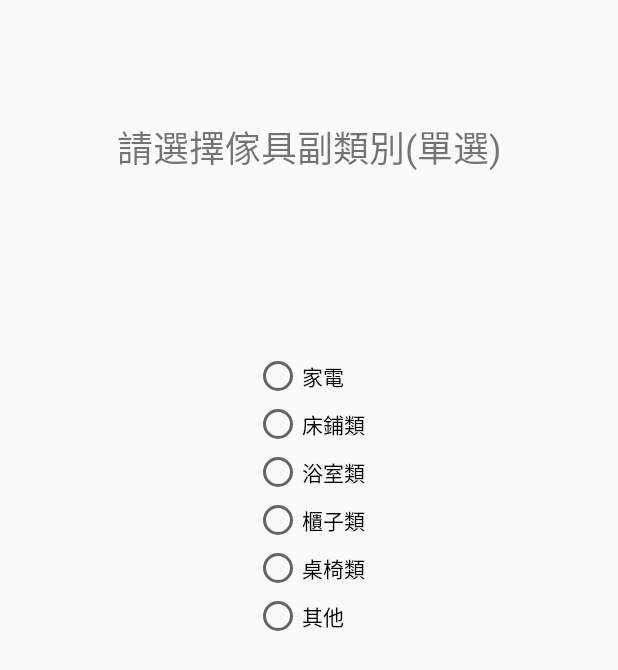
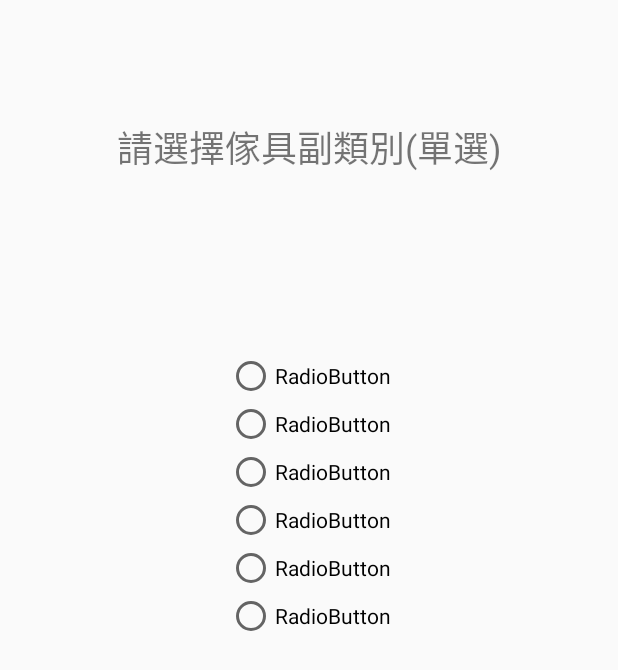
Before and after one commit to ChangGengWu/SA, an Android app: the layout activity_create_product_2_furniture.xml on its own in the app's theme, with its tools: preview values and no code run, on a phone screen of 412 x 824 dp. Shown: the top 670 px of the screen. Run offline under Robolectric (Android 15) with nearby library versions, the phone set to English and light mode, and no system bars.

Commit message:
回復到此版本 Revert to "加入 create_product_2_daily"
This reverts commit d130bb84

```diff
--- a/app/src/main/res/layout/activity_create_product_2_furniture.xml
+++ b/app/src/main/res/layout/activity_create_product_2_furniture.xml
@@ -29,46 +29,46 @@
         app:layout_constraintVertical_bias="0.23000002">
 
         <RadioButton
-            android:id="@+id/furni_Electric_appliance"
+            android:id="@+id/radioButton"
             android:layout_width="wrap_content"
             android:layout_height="wrap_content"
             android:layout_weight="1"
-            android:text="家電" />
+            android:text="RadioButton" />
 
         <RadioButton
-            android:id="@+id/furni_bed"
+            android:id="@+id/radioButton2"
             android:layout_width="wrap_content"
             android:layout_height="wrap_content"
             android:layout_weight="1"
-            android:text="床鋪類" />
+            android:text="RadioButton" />
 
         <RadioButton
-            android:id="@+id/furni_shower"
+            android:id="@+id/radioButton3"
             android:layout_width="wrap_content"
             android:layout_height="wrap_content"
             android:layout_weight="1"
-            android:text="浴室類" />
+            android:text="RadioButton" />
 
         <RadioButton
-            android:id="@+id/furni_shelf"
+            android:id="@+id/radioButton4"
             android:layout_width="wrap_content"
             android:layout_height="wrap_content"
             android:layout_weight="1"
-            android:text="櫃子類" />
+            android:text="RadioButton" />
 
         <RadioButton
-            android:id="@+id/furni_table"
+            android:id="@+id/radioButton5"
             android:layout_width="wrap_content"
             android:layout_height="wrap_content"
             android:layout_weight="1"
-            android:text="桌椅類" />
+            android:text="RadioButton" />
 
         <RadioButton
-            android:id="@+id/furni_else"
+            android:id="@+id/radioButton6"
             android:layout_width="wrap_content"
             android:layout_height="wrap_content"
             android:layout_weight="1"
-            android:text="其他" />
+            android:text="RadioButton" />
     </RadioGroup>
 
 </android.support.constraint.ConstraintLayout>
```
Also changed, not shown: app/src/main/AndroidManifest.xml (+15 -1 lines), app/src/main/java/com/example/FJU_Store/create_product_2_daily.java (deleted, +0 -13 lines), app/src/main/res/layout/activity_create_product_2_daily.xml (deleted, +0 -9 lines).
